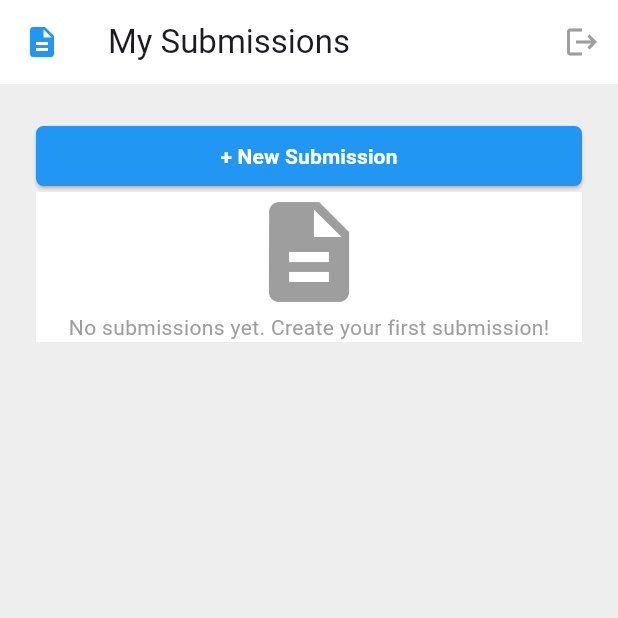
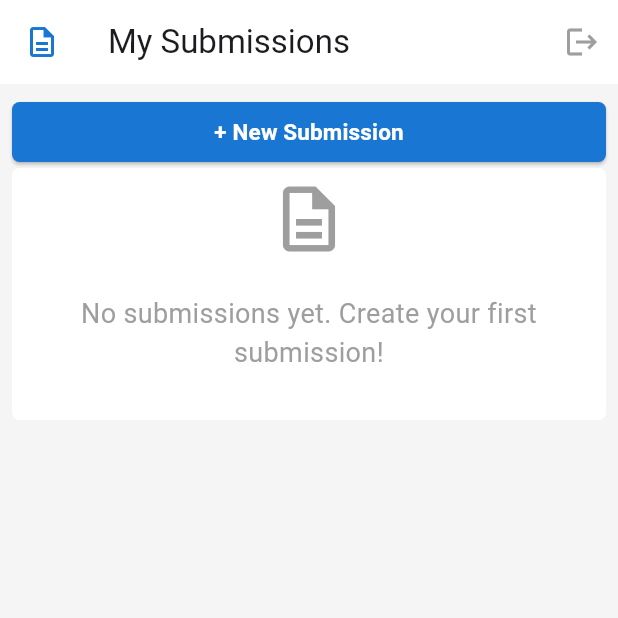
Before and after one commit to DanielLeke/TurnIn-App, a Flutter app: the screen it shows after launch, on a phone screen of 412 x 824 dp, the top half of it. Run offline on Flutter 3.47's test engine with Material 3 defaults, Android fonts, the phone set to English and light mode, and no system bars; our stand-ins replace get.

Commit message:
Made some ui changes

```diff
--- a/lib/students/students_page.dart
+++ b/lib/students/students_page.dart
@@ -6,10 +6,10 @@ class StudentsPage extends StatelessWidget {
   @override
   Widget build(BuildContext context) {
     return Scaffold(
-      backgroundColor: Colors.grey[200],
+      backgroundColor: Colors.grey[100],
       appBar: studentsAppBar(),
       body: Padding(
-        padding: const EdgeInsets.all(24.0),
+        padding: const EdgeInsets.all(8.0),
         child: ListView(children: [CreateSubmissionBtn(), NoSubmissionsCard()]),
       ),
     );
@@ -19,7 +19,7 @@ class StudentsPage extends StatelessWidget {
     return AppBar(
       backgroundColor: Colors.white,
       title: Text('My Submissions'),
-      leading: Icon(Icons.description, color: Colors.blue),
+      leading: Icon(Icons.description_outlined, color: Colors.blue[700]),
       actions: [
         IconButton(
           onPressed: () {},
@@ -37,17 +37,25 @@ class NoSubmissionsCard extends StatelessWidget {
   Widget build(BuildContext context) {
     return Container(
       decoration: BoxDecoration(
-        color: Colors.white
+        color: Colors.white,
+        borderRadius: BorderRadius.circular(5),
       ),
-      child: Column(children: [
-        Icon(Icons.description, color: Colors.grey, size: 80,),
-        Text(
-          "No submissions yet. Create your first submission!",
-          style: TextStyle(
-            color: Colors.grey
-          ),
-        )
-      ]),
+      child: Padding(
+        padding: const EdgeInsets.all(8.0),
+        child: Column(
+          children: [
+            Icon(Icons.description_outlined, color: Colors.grey, size: 52),
+            Padding(
+              padding: const EdgeInsets.all(24.0),
+              child: Text(
+                "No submissions yet. Create your first submission!",
+                style: TextStyle(color: Colors.grey, fontSize: 18),
+                textAlign: TextAlign.center,
+              ),
+            ),
+          ],
+        ),
+      ),
     );
   }
 }
@@ -60,13 +68,17 @@ class CreateSubmissionBtn extends StatelessWidget {
     return ElevatedButton(
       onPressed: () {},
       style: ElevatedButton.styleFrom(
-        backgroundColor: Colors.blue,
+        backgroundColor: Colors.blue[700],
         foregroundColor: Colors.white,
         shape: RoundedRectangleBorder(borderRadius: BorderRadius.circular(5)),
       ),
       child: Text(
         "+ New Submission",
-        style: TextStyle(color: Colors.white, fontWeight: FontWeight.bold),
+        style: TextStyle(
+          color: Colors.white,
+          fontWeight: FontWeight.bold,
+          fontSize: 15,
+        ),
       ),
     );
   }
```
